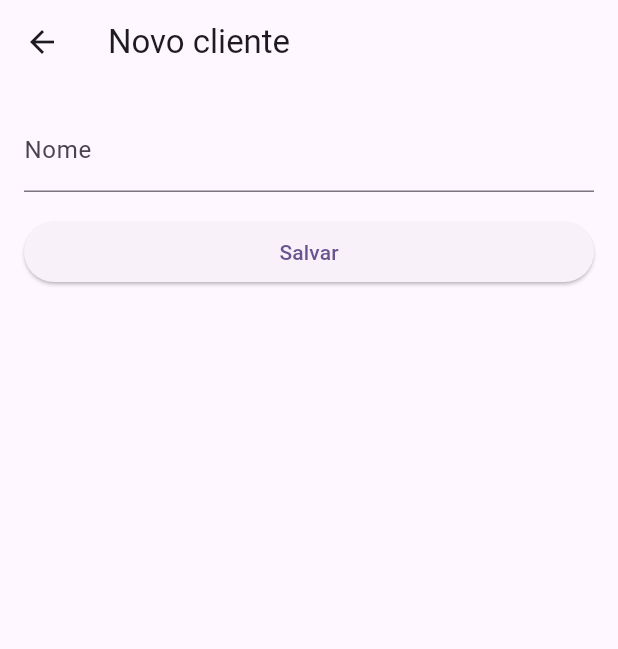
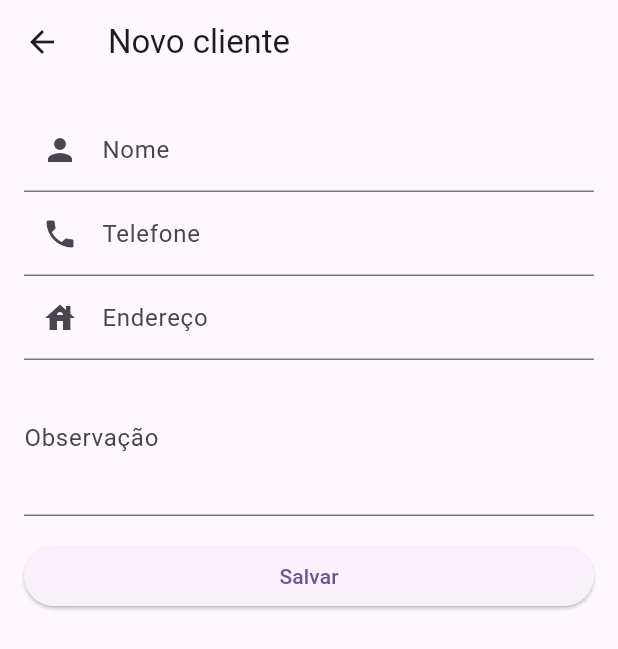
Before and after one commit to leandrofabianjr/todavenda, a Flutter app: the ClientFormView screen opened directly, on a phone screen of 412 x 824 dp. Shown: the top 649 px of the screen. Run offline on Flutter 3.47's test engine with Material 2 defaults, Android fonts, the phone set to English and light mode, and no system bars; our stand-ins replace bloc, equatable, flutter_bloc, go_router.

Commit message:
Adicionado mais campos no cadastro de cliente

```diff
--- a/lib/clients/models/client.dart
+++ b/lib/clients/models/client.dart
@@ -7,7 +7,14 @@ class Client extends Equatable {
   const Client({
     this.uuid,
     required this.name,
+    this.phone,
+    this.address,
+    this.observation,
   });
+
+  final String? phone;
+  final String? address;
+  final String? observation;
 
   @override
   List<Object?> get props => [uuid];
@@ -16,6 +23,9 @@ class Client extends Equatable {
     return {
       'uuid': uuid,
       'name': name,
+      'phone': phone,
+      'address': address,
+      'observation': observation,
     };
   }
 }
--- a/lib/clients/pages/client/bloc/client_bloc.dart
+++ b/lib/clients/pages/client/bloc/client_bloc.dart
@@ -7,12 +7,12 @@ part 'client_event.dart';
 part 'client_state.dart';
 
 class ClientBloc extends Bloc<ClientEvent, ClientState> {
-  ClientBloc(this.clientRepository, {required this.uuid})
+  ClientBloc(this.clientsRepository, {required this.uuid})
       : super(ClientLoading()) {
     on<ClientStarted>(_onClientStarted);
   }
 
-  final ClientsRepository clientRepository;
+  final ClientsRepository clientsRepository;
   final String uuid;
 
   Future<void> _onClientStarted(
@@ -21,7 +21,7 @@ class ClientBloc extends Bloc<ClientEvent, ClientState> {
   ) async {
     emit(ClientLoading());
     try {
-      final client = await clientRepository.loadClientByUuid(uuid);
+      final client = await clientsRepository.loadClientByUuid(uuid);
       emit(ClientLoaded(client: client));
     } catch (ex) {
       emit(ClientException(ex));
--- a/lib/clients/pages/client_form/bloc/client_form_bloc.dart
+++ b/lib/clients/pages/client_form/bloc/client_form_bloc.dart
@@ -8,11 +8,11 @@ part 'client_form_event.dart';
 part 'client_form_state.dart';
 
 class ClientFormBloc extends Bloc<ClientFormEvent, ClientFormState> {
-  ClientFormBloc(this.clientRepository) : super(const ClientFormEditing()) {
+  ClientFormBloc(this.clientsRepository) : super(const ClientFormEditing()) {
     on<ClientFormSubmitted>(_onFormSubmitted);
   }
 
-  final ClientsRepository clientRepository;
+  final ClientsRepository clientsRepository;
 
   void _onFormSubmitted(
     ClientFormSubmitted event,
@@ -29,8 +29,11 @@ class ClientFormBloc extends Bloc<ClientFormEvent, ClientFormState> {
     emit(ClientFormSubmitting());
 
     try {
-      await clientRepository.createClient(
+      await clientsRepository.createClient(
         name: event.name,
+        phone: event.phone,
+        address: event.address,
+        observation: event.observation,
       );
       emit(ClientFormSuccessfullySubmitted());
     } catch (ex) {
--- a/lib/clients/pages/client_form/bloc/client_form_event.dart
+++ b/lib/clients/pages/client_form/bloc/client_form_event.dart
@@ -7,9 +7,15 @@ sealed class ClientFormEvent extends Equatable {
 final class ClientFormSubmitted extends ClientFormEvent {
   const ClientFormSubmitted({
     required this.name,
+    this.phone,
+    this.address,
+    this.observation,
   });
 
   final String name;
+  final String? phone;
+  final String? address;
+  final String? observation;
 
   @override
   List<Object?> get props => [name];
--- a/lib/clients/pages/client_form/bloc/client_form_state.dart
+++ b/lib/clients/pages/client_form/bloc/client_form_state.dart
@@ -8,9 +8,15 @@ final class ClientFormEditing extends ClientFormState {
   const ClientFormEditing({
     this.name = '',
     this.nameError,
+    this.phone,
+    this.address,
+    this.observation,
   });
 
   final String name;
+  final String? phone;
+  final String? address;
+  final String? observation;
   final String? nameError;
 
   @override
@@ -18,10 +24,16 @@ final class ClientFormEditing extends ClientFormState {
 
   ClientFormEditing copyWith({
     String? name,
+    String? phone,
+    String? address,
+    String? observation,
     String? nameError,
   }) {
     return ClientFormEditing(
       name: name ?? this.name,
+      phone: phone ?? this.phone,
+      address: address ?? this.address,
+      observation: observation ?? this.observation,
       nameError: nameError ?? this.nameError,
     );
   }
--- a/lib/clients/pages/client_form/client_form_page.dart
+++ b/lib/clients/pages/client_form/client_form_page.dart
@@ -40,6 +40,9 @@ class ClientFormView extends StatelessWidget {
 
           if (state is ClientFormEditing) {
             var name = state.name;
+            var phone = state.phone;
+            var address = state.address;
+            var observation = state.observation;
 
             return SingleChildScrollView(
               child: Padding(
@@ -49,16 +52,50 @@ class ClientFormView extends StatelessWidget {
                   children: [
                     TextField(
                       decoration: InputDecoration(
+                        prefixIcon: const Icon(Icons.person),
                         labelText: 'Nome',
                         errorText: state.nameError,
                       ),
                       controller: TextEditingController(text: name),
                       onChanged: (value) => name = value,
                     ),
+                    TextField(
+                      decoration: InputDecoration(
+                        prefixIcon: const Icon(Icons.phone),
+                        labelText: 'Telefone',
+                        errorText: state.nameError,
+                      ),
+                      controller: TextEditingController(text: phone),
+                      keyboardType: TextInputType.phone,
+                      onChanged: (value) => phone = value,
+                    ),
+                    TextField(
+                      decoration: InputDecoration(
+                        prefixIcon: const Icon(Icons.house),
+                        labelText: 'Endereço',
+                        errorText: state.nameError,
+                      ),
+                      controller: TextEditingController(text: address),
+                      onChanged: (value) => address = value,
+                    ),
+                    TextField(
+                      decoration: InputDecoration(
+                        labelText: 'Observação',
+                        errorText: state.nameError,
+                      ),
+                      controller: TextEditingController(text: observation),
+                      onChanged: (value) => observation = value,
+                      maxLines: 3,
+                    ),
                     const SizedBox(height: 16.0),
                     ElevatedButton(
                       onPressed: () {
-                        final event = ClientFormSubmitted(name: name);
+                        final event = ClientFormSubmitted(
+                          name: name,
+                          phone: phone,
+                          address: address,
+                          observation: observation,
+                        );
                         context.read<ClientFormBloc>().add(event);
                       },
                       child: const Text('Salvar'),
--- a/lib/clients/pages/clients_list/bloc/clients_list_bloc.dart
+++ b/lib/clients/pages/clients_list/bloc/clients_list_bloc.dart
@@ -8,11 +8,11 @@ part 'clients_list_event.dart';
 part 'clients_list_state.dart';
 
 class ClientListBloc extends Bloc<ClientListEvent, ClientListState> {
-  ClientListBloc(this.clientRepository) : super(ClientListLoading()) {
+  ClientListBloc(this.clientsRepository) : super(ClientListLoading()) {
     on<ClientListStarted>(_onStarted);
   }
 
-  final ClientsRepository clientRepository;
+  final ClientsRepository clientsRepository;
 
   Future<void> _onStarted(
     ClientListStarted event,
@@ -20,7 +20,7 @@ class ClientListBloc extends Bloc<ClientListEvent, ClientListState> {
   ) async {
     emit(ClientListLoading());
     try {
-      final clientList = await clientRepository.loadClients();
+      final clientList = await clientsRepository.loadClients();
       emit(ClientListLoaded(clientList));
     } catch (ex) {
       emit(ClientListException(ex));
--- a/lib/clients/pages/clients_list/clients_list_page.dart
+++ b/lib/clients/pages/clients_list/clients_list_page.dart
@@ -91,6 +91,7 @@ class ClientListViewTile extends StatelessWidget {
     return ListTile(
       leading: const Icon(Icons.person),
       title: Text(client.name),
+      subtitle: client.phone != null ? Text(client.phone!) : null,
       onTap: () => context.go('/cadastros/clientes/${client.uuid}'),
     );
   }
--- a/lib/clients/services/client_repository.dart
+++ b/lib/clients/services/client_repository.dart
@@ -7,6 +7,9 @@ abstract class ClientsRepository {
 
   Future<Client> createClient({
     required String name,
+    String? phone,
+    String? address,
+    String? observation,
   });
 
   Future<void> removeClient(String uuid);
--- a/lib/clients/services/client_repository_mock.dart
+++ b/lib/clients/services/client_repository_mock.dart
@@ -9,16 +9,21 @@ var uuid = const Uuid();
 
 final mockClients = [
   Client(
-    uuid: uuid.v4(),
-    name: 'João',
-  ),
+      uuid: uuid.v4(),
+      name: 'João',
+      address: 'Rua dos Bobos, nº 0',
+      phone: '41999999999',
+      observation: 'É um cara legal'),
   Client(
     uuid: uuid.v4(),
     name: 'Maria',
+    address: 'Rua Santo Amaro, nº 23',
+    observation: 'Não tem telefone? 🤨',
   ),
   Client(
     uuid: uuid.v4(),
     name: 'José',
+    phone: '5488888888',
   ),
 ];
 
@@ -37,10 +42,18 @@ class ClientsRepositoryMock implements ClientsRepository {
   Future<List<Client>> loadClients() => _delayed(() => _clients);
 
   @override
-  Future<Client> createClient({required String name}) async {
+  Future<Client> createClient({
+    required String name,
+    String? phone,
+    String? address,
+    String? observation,
+  }) async {
     final client = Client(
       uuid: uuid.v4(),
       name: name,
+      phone: phone,
+      address: address,
+      observation: observation,
     );
     await _delayed(() => _clients.add(client));
     return client;
```
Also changed, not shown: lib/clients/pages/client/client_page.dart (+25 -1 lines).
